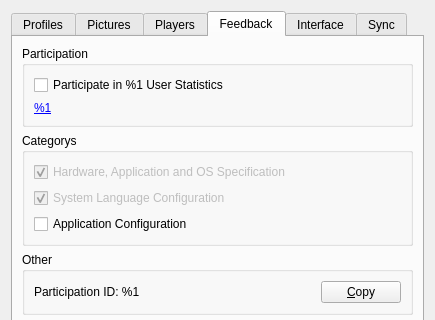
Qt form OptionsDialog.ui (SyDevTeam/gta5view) before a commit; both pictures show x 0 to 435 and y 0 to 320 of the 435 by 512 pixel window.
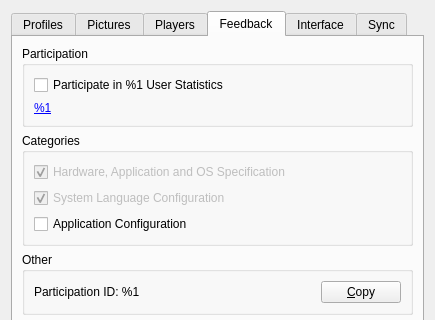
The same form after that commit.

Diff of the .ui file:
```diff
--- a/OptionsDialog.ui
+++ b/OptionsDialog.ui
@@ -7,7 +7,7 @@
     <x>0</x>
     <y>0</y>
     <width>435</width>
-    <height>464</height>
+    <height>474</height>
    </rect>
   </property>
   <property name="windowTitle">
@@ -422,7 +422,7 @@
        <item>
         <widget class="QGroupBox" name="gbCategorys">
          <property name="title">
-          <string>Categorys</string>
+          <string>Categories</string>
          </property>
          <layout class="QVBoxLayout" name="vlCategorys">
           <item>
```
